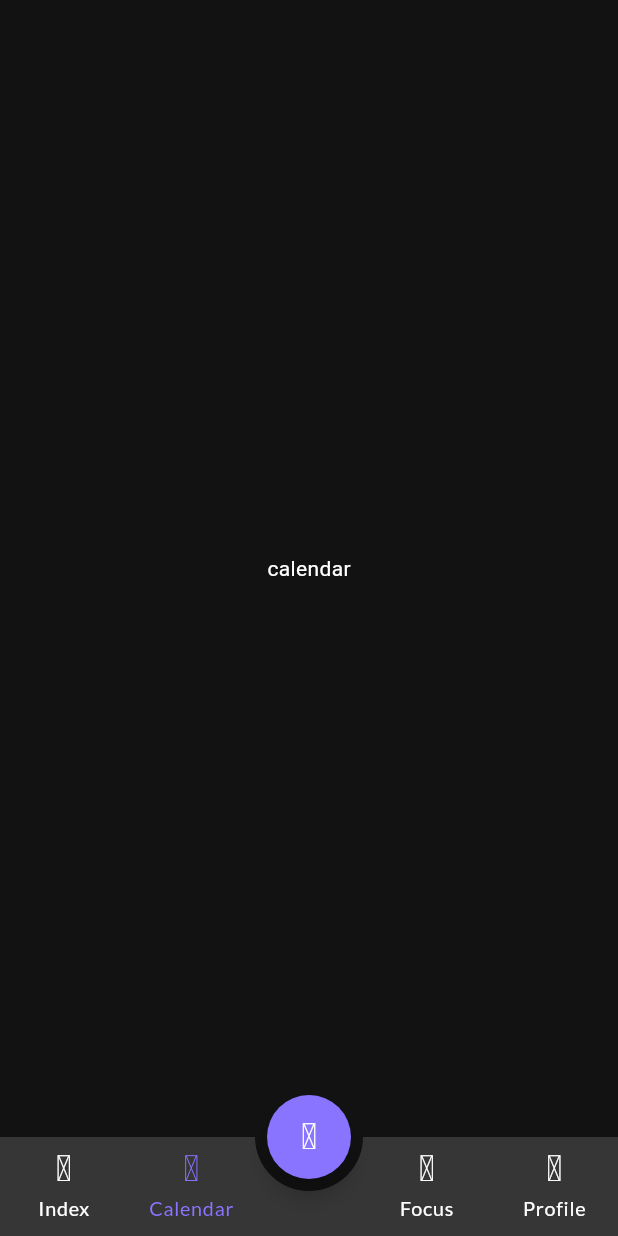
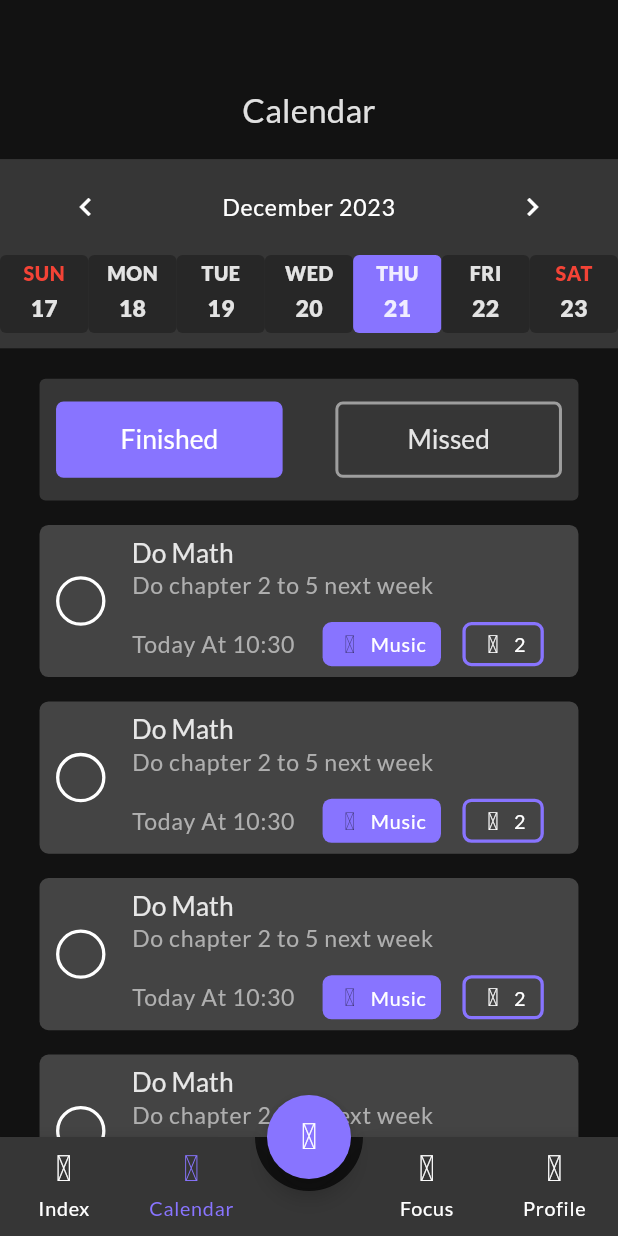
Before and after one commit to Mina329/Tamam-Todo, a Flutter app: the HomeView screen opened by its route, item 2 of the bottom bar chosen, on a phone screen of 412 x 824 dp. Run offline on Flutter 3.47's test engine with Material 3 defaults, Android fonts, the light colour scheme and no system bars; drawn by our look-alikes of animated_bottom_navigation_bar, roundcheckbox, table_calendar; our stand-ins replace cached_network_image, flutter_colorpicker, flutter_screenutil, flutter_svg, font_awesome_flutter, go_router and 5 more; missing offline and left inert: flutter_iconpicker; network calls fail.

Commit message:
add calendar view

```diff
--- a/lib/core/utils/strings_manager.dart
+++ b/lib/core/utils/strings_manager.dart
@@ -54,4 +54,6 @@ abstract class StringsManager {
   static const taskTime = 'Task Time';
   static const taskCategory = 'Task Category';
   static const deleteTask = 'Delete Task';
+  static const finished = 'Finished';
+  static const missed = 'Missed';
 }
--- a/lib/core/utils/styles_manager.dart
+++ b/lib/core/utils/styles_manager.dart
@@ -49,6 +49,16 @@ abstract class StylesManager {
         fontSize: 14.sp,
         fontWeight: FontWeight.w400,
       );
+  static TextStyle get bodySmallDark => GoogleFonts.lato(
+        color: Colors.white.withOpacity(0.87),
+        fontSize: 12.sp,
+        fontWeight: FontWeight.w800,
+      );
+  static TextStyle get bodyMediumDark => GoogleFonts.lato(
+        color: Colors.white.withOpacity(0.87),
+        fontSize: 14.sp,
+        fontWeight: FontWeight.w800,
+      );
   /////////////////////////////////////////
   static TextStyle get displayLargeLight => GoogleFonts.lato(
         color: Colors.black,
@@ -96,4 +106,14 @@ abstract class StylesManager {
         fontSize: 14.sp,
         fontWeight: FontWeight.w500,
       );
+  static TextStyle get bodySmallLight => GoogleFonts.lato(
+        color: Colors.black.withOpacity(0.87),
+        fontSize: 12.sp,
+        fontWeight: FontWeight.w800,
+      );
+  static TextStyle get bodyMediumLight => GoogleFonts.lato(
+        color: Colors.black.withOpacity(0.87),
+        fontSize: 14.sp,
+        fontWeight: FontWeight.w800,
+      );
 }
--- a/lib/core/utils/theme_manager.dart
+++ b/lib/core/utils/theme_manager.dart
@@ -12,8 +12,8 @@ abstract class ThemeManager {
           headlineSmall: StylesManager.headlineSmallLight,
           labelSmall: StylesManager.labelSmallLight,
           headlineMedium: StylesManager.headlineMediumLight,
-          bodySmall: const TextStyle(color: Colors.black),
-          bodyMedium: const TextStyle(color: Colors.black),
+          bodySmall: StylesManager.bodySmallLight,
+          bodyMedium: StylesManager.bodyMediumLight,
           bodyLarge: const TextStyle(color: Colors.black),
           titleMedium: StylesManager.titleMediumLight,
           displaySmall: StylesManager.displaySmallLight,
@@ -54,7 +54,10 @@ abstract class ThemeManager {
           displaySmall: StylesManager.displaySmallDark,
           titleSmall: StylesManager.titleSmallDark,
           titleMedium: StylesManager.titleMediumDark,
-            labelMedium: StylesManager.labelMediumDark),
+          labelMedium: StylesManager.labelMediumDark,
+          bodySmall: StylesManager.bodySmallDark,
+          bodyMedium: StylesManager.bodyMediumDark,
+        ),
         ///////////////// ELEVATED BUTTON //////////////
         elevatedButtonTheme: ElevatedButtonThemeData(
           style: ElevatedButton.styleFrom(
--- /dev/null
+++ b/lib/core/widgets/custom_simple_appbar.dart
@@ -0,0 +1,18 @@
+import 'package:flutter/material.dart';
+
+class CustomSimpleAppBar extends StatelessWidget {
+  const CustomSimpleAppBar({
+    super.key,
+    required this.title,
+  });
+  final String title;
+  @override
+  Widget build(BuildContext context) {
+    return Center(
+      child: Text(
+        title,
+        style: Theme.of(context).textTheme.titleMedium,
+      ),
+    );
+  }
+}
--- a/lib/features/auth/presentation/view/widgets/auth_view_body.dart
+++ b/lib/features/auth/presentation/view/widgets/auth_view_body.dart
@@ -21,6 +21,7 @@ class _AuthViewBodyState extends State<AuthViewBody> {
   @override
   Widget build(BuildContext context) {
     return CustomScrollView(
+      physics: const BouncingScrollPhysics(),
       slivers: [
         SliverSizedBox(
           height: 80.h,
--- a/lib/features/calendar/presentation/view/calendar_view.dart
+++ b/lib/features/calendar/presentation/view/calendar_view.dart
@@ -1,12 +1,11 @@
 import 'package:flutter/material.dart';
+import 'package:todo/features/calendar/presentation/view/widgets/calendar_view_body.dart';
 
 class CalendarView extends StatelessWidget {
   const CalendarView({super.key});
 
   @override
   Widget build(BuildContext context) {
-    return const Center(
-      child: Text('calendar'),
-    );
+    return CalendarViewBody();
   }
 }
--- /dev/null
+++ b/lib/features/calendar/presentation/view/widgets/calendar.dart
@@ -0,0 +1,110 @@
+import 'dart:developer';
+
+import 'package:flutter/material.dart';
+import 'package:flutter_screenutil/flutter_screenutil.dart';
+import 'package:intl/intl.dart';
+import 'package:month_picker_dialog/month_picker_dialog.dart';
+import 'package:table_calendar/table_calendar.dart';
+import 'package:todo/core/utils/color_manager.dart';
+import 'package:todo/features/calendar/presentation/view/widgets/custom_day_widget.dart';
+
+class Calendar extends StatefulWidget {
+  const Calendar({
+    super.key,
+  });
+
+  @override
+  State<Calendar> createState() => _CalendarState();
+}
+
+class _CalendarState extends State<Calendar> {
+  DateTime _focusedDay = DateTime.now();
+  @override
+  Widget build(BuildContext context) {
+    return Container(
+      color: Theme.of(context).brightness == Brightness.dark
+          ? ColorManager.greyColor
+          : Colors.grey[200],
+      padding: EdgeInsets.only(
+        bottom: 10.h,
+      ),
+      child: TableCalendar(
+        firstDay: DateTime.utc(2000, 1, 1),
+        lastDay: DateTime.utc(2124, 1, 1),
+        focusedDay: _focusedDay,
+        currentDay: _focusedDay,
+        selectedDayPredicate: (DateTime date) {
+          return isSameDay(_focusedDay, date);
+        },
+        onDaySelected: (selectedDay, focusedDay) {
+          setState(() {
+            _focusedDay = selectedDay;
+          });
+        },
+        calendarFormat: CalendarFormat.week,
+        daysOfWeekVisible: false,
+        calendarBuilders: CalendarBuilders(
+          defaultBuilder: _buildDayWidget,
+          disabledBuilder: _buildDayWidget,
+          selectedBuilder: _buildSelectedDayWidget,
+          outsideBuilder: _buildDayWidget,
+        ),
+        headerStyle: HeaderStyle(
+          titleCentered: true,
+          formatButtonVisible: false,
+          titleTextStyle: Theme.of(context).textTheme.labelMedium!.copyWith(
+                color: Theme.of(context).brightness == Brightness.dark
+                    ? Colors.white
+                    : Colors.black,
+              ),
+          leftChevronMargin: EdgeInsets.symmetric(horizontal: 30.w),
+          rightChevronMargin: EdgeInsets.symmetric(horizontal: 30.w),
+        ),
+        onHeaderTapped: _onHeaderTapped,
+      ),
+    );
+  }
+
+  Future<Function(DateTime p1)?> _onHeaderTapped(selectedDate) async {
+    await showMonthPicker(
+      context: context,
+      initialDate: DateTime.now(),
+      dismissible: true,
+      firstDate: DateTime.utc(2000, 1, 1),
+      lastDate: DateTime.utc(2124, 1, 1),
+      roundedCornersRadius: 20,
+    ).then(
+      (date) {
+        if (date != null) {
+          setState(() {
+            _focusedDay = date;
+          });
+        }
+        log(date.toString());
+      },
+    );
+    return null;
+  }
+
+  Widget? _buildDayWidget(context, date, events) {
+    String weekDay =
+        DateFormat('EEEE').format(date).substring(0, 3).toUpperCase();
+    String day = DateFormat('d').format(date);
+    return CustomDayWidget(
+      weekDay: weekDay,
+      day: day,
+      selected: false,
+    );
+  }
+
+  Widget? _buildSelectedDayWidget(context, date, events) {
+    String weekDay =
+        DateFormat('EEEE').format(date).substring(0, 3).toUpperCase();
+    String day = DateFormat('d').format(date);
+    return CustomDayWidget(
+      weekDay: weekDay,
+      day: day,
+      selected: true,
+    );
+  }
+}
--- /dev/null
+++ b/lib/features/calendar/presentation/view/widgets/calendar_view_body.dart
@@ -0,0 +1,59 @@
+import 'package:flutter/material.dart';
+import 'package:flutter_screenutil/flutter_screenutil.dart';
+import 'package:todo/core/utils/strings_manager.dart';
+import 'package:todo/core/widgets/custom_simple_appbar.dart';
+import 'package:todo/core/widgets/custom_sliver_sizedbox.dart';
+import 'package:todo/features/calendar/presentation/view/widgets/calendar.dart';
+import 'package:todo/features/calendar/presentation/view/widgets/day_choices_buttons.dart';
+import 'package:todo/features/index/presentation/view/index%20view/index_view.dart';
+import 'package:todo/features/index/presentation/view/index%20view/widgets/task_item.dart';
+
+class CalendarViewBody extends StatelessWidget {
+  const CalendarViewBody({super.key});
+
+  @override
+  Widget build(BuildContext context) {
+    return CustomScrollView(
+      physics: const BouncingScrollPhysics(),
+      slivers: [
+        SliverSizedBox(
+          height: 56.h,
+        ),
+        const SliverToBoxAdapter(
+          child: CustomSimpleAppBar(
+            title: StringsManager.calendar,
+          ),
+        ),
+        SliverSizedBox(
+          height: 16.h,
+        ),
+        const SliverToBoxAdapter(
+          child: Calendar(),
+        ),
+        SliverSizedBox(
+          height: 20.h,
+        ),
+        const SliverToBoxAdapter(
+          child: DayChoicesButtons(),
+        ),
+        SliverSizedBox(
+          height: 8.h,
+        ),
+        SliverList(
+          delegate: SliverChildBuilderDelegate(
+            (context, index) => Padding(
+              padding: EdgeInsets.symmetric(vertical: 8.h, horizontal: 24.w),
+              child: const TaskItem(
+                taskState: TaskState.active,
+              ),
+            ),
+            childCount: 4,
+          ),
+        ),
+        SliverSizedBox(
+          height: 30.h,
+        ),
+      ],
+    );
+  }
+}
--- /dev/null
+++ b/lib/features/calendar/presentation/view/widgets/custom_choice_button.dart
@@ -0,0 +1,51 @@
+import 'package:flutter/material.dart';
+import 'package:flutter_screenutil/flutter_screenutil.dart';
+import 'package:todo/core/utils/color_manager.dart';
+
+class CustomChoiceButton extends StatelessWidget {
+  const CustomChoiceButton({
+    super.key,
+    required this.isSelected,
+    required this.text,
+    this.onTap,
+  });
+  final bool isSelected;
+  final String text;
+  final Function()? onTap;
+  @override
+  Widget build(BuildContext context) {
+    return Expanded(
+      child: Material(
+        color: Colors.transparent,
+        child: InkWell(
+          onTap: isSelected ? null : onTap,
+          borderRadius: BorderRadius.circular(5),
+          hoverColor: Colors.red,
+          child: Container(
+            decoration: BoxDecoration(
+              borderRadius: BorderRadius.circular(5),
+              color:
+                  isSelected ? ColorManager.primaryColor : Colors.transparent,
+              border: isSelected
+                  ? null
+                  : Border.all(
+                      color: Colors.grey,
+                      width: 2,
+                    ),
+            ),
+            height: 50.h,
+            child: Center(
+              child: Text(
+                text,
+                style: Theme.of(context)
+                    .textTheme
+                    .headlineSmall!
+                    .copyWith(color: isSelected ? Colors.white : null),
+              ),
+            ),
+          ),
+        ),
+      ),
+    );
+  }
+}
--- /dev/null
+++ b/lib/features/calendar/presentation/view/widgets/custom_day_widget.dart
@@ -0,0 +1,71 @@
+import 'package:flutter/material.dart';
+import 'package:flutter_screenutil/flutter_screenutil.dart';
+import 'package:todo/core/utils/color_manager.dart';
+import 'package:todo/core/widgets/functions/blend_colors.dart';
+
+class CustomDayWidget extends StatelessWidget {
+  const CustomDayWidget({
+    super.key,
+    required this.weekDay,
+    required this.day,
+    required this.selected,
+  });
+
+  final String weekDay;
+  final String day;
+  final bool selected;
+  @override
+  Widget build(BuildContext context) {
+    return Container(
+      width: 40.w,
+      padding: EdgeInsets.symmetric(
+        vertical: 3.h,
+      ),
+      decoration: BoxDecoration(
+        borderRadius: BorderRadius.circular(4),
+        color: selected
+            ? ColorManager.primaryColor
+            : Theme.of(context).brightness == Brightness.dark
+                ? ColorManager.disabeledColor
+                : blendColors(ColorManager.primaryColor, Colors.grey[300]!),
+      ),
+      child: Column(
+        children: [
+          Text(
+            weekDay,
+            style: Theme.of(context).textTheme.bodySmall!.copyWith(
+                  color: weekDay == 'SAT' || weekDay == 'SUN'
+                      ? selected
+                          ? Colors.white
+                          : Colors.red
+                      : Theme.of(context).brightness == Brightness.dark
+                          ? null
+                          : selected
+                              ? Colors.white
+                              : blendColors(
+                                  ColorManager.primaryColor,
+                                  Colors.black,
+                                ),
+                ),
+          ),
+          SizedBox(
+            height: 3.h,
+          ),
+          Text(
+            day,
+            style: Theme.of(context).textTheme.bodyMedium!.copyWith(
+                  color: Theme.of(context).brightness == Brightness.dark
+                      ? null
+                      : selected
+                          ? Colors.white
+                          : blendColors(
+                              ColorManager.primaryColor,
+                              Colors.black,
+                            ),
+                ),
+          ),
+        ],
+      ),
+    );
+  }
+}
--- /dev/null
+++ b/lib/features/calendar/presentation/view/widgets/day_choices_buttons.dart
@@ -0,0 +1,61 @@
+import 'package:flutter/material.dart';
+import 'package:flutter_screenutil/flutter_screenutil.dart';
+import 'package:todo/core/utils/color_manager.dart';
+import 'package:todo/core/utils/strings_manager.dart';
+import 'package:todo/features/calendar/presentation/view/widgets/custom_choice_button.dart';
+
+class DayChoicesButtons extends StatefulWidget {
+  const DayChoicesButtons({
+    super.key,
+  });
+
+  @override
+  State<DayChoicesButtons> createState() => _DayChoicesButtonsState();
+}
+
+class _DayChoicesButtonsState extends State<DayChoicesButtons> {
+  bool isFinished = true;
+  @override
+  Widget build(BuildContext context) {
+    return Padding(
+      padding: EdgeInsets.symmetric(
+        horizontal: 24.w,
+      ),
+      child: Container(
+        padding: EdgeInsets.symmetric(horizontal: 10.w, vertical: 15.h),
+        decoration: BoxDecoration(
+          borderRadius: BorderRadius.circular(4),
+          color: Theme.of(context).brightness == Brightness.dark
+              ? ColorManager.greyColor
+              : Colors.grey[200],
+        ),
+        child: Row(
+          mainAxisAlignment: MainAxisAlignment.spaceBetween,
+          children: [
+            CustomChoiceButton(
+              isSelected: isFinished,
+              text: StringsManager.finished,
+              onTap: () {
+                setState(() {
+                  isFinished = !isFinished;
+                });
+              },
+            ),
+            SizedBox(
+              width: 32.w,
+            ),
+            CustomChoiceButton(
+              isSelected: !isFinished,
+              text: StringsManager.missed,
+              onTap: () {
+                setState(() {
+                  isFinished = !isFinished;
+                });
+              },
+            ),
+          ],
+        ),
+      ),
+    );
+  }
+}
--- a/lib/features/home/presentation/view/widgets/add_task_action_buttons.dart
+++ b/lib/features/home/presentation/view/widgets/add_task_action_buttons.dart
@@ -126,6 +126,7 @@ class _AddTaskActionButtonsState extends State<AddTaskActionButtons> {
     return SizedBox(
       height: MediaQuery.of(context).size.height * 0.6,
       child: CustomScrollView(
+        physics: const BouncingScrollPhysics(),
         slivers: [
           SliverGrid(
             gridDelegate: SliverGridDelegateWithFixedCrossAxisCount(
--- a/lib/features/home/presentation/view/widgets/create_category_view_body.dart
+++ b/lib/features/home/presentation/view/widgets/create_category_view_body.dart
@@ -16,6 +16,7 @@ class CreateCategoryViewBody extends StatelessWidget {
     return Padding(
       padding: EdgeInsets.symmetric(horizontal: 24.w),
       child: CustomScrollView(
+        physics: const BouncingScrollPhysics(),
         slivers: [
           SliverSizedBox(
             height: 50.h,
--- a/lib/features/index/presentation/view/edit task view/widgets/edit_task_category.dart
+++ b/lib/features/index/presentation/view/edit task view/widgets/edit_task_category.dart
@@ -95,6 +95,7 @@ class _EditTaskCategoryState extends State<EditTaskCategory> {
     return SizedBox(
       height: MediaQuery.of(context).size.height * 0.6,
       child: CustomScrollView(
+        physics: const BouncingScrollPhysics(),
         slivers: [
           SliverGrid(
             gridDelegate: SliverGridDelegateWithFixedCrossAxisCount(
--- a/lib/features/index/presentation/view/index view/widgets/index_view_body.dart
+++ b/lib/features/index/presentation/view/index view/widgets/index_view_body.dart
@@ -84,6 +84,9 @@ class IndexViewBody extends StatelessWidget {
               childCount: 2,
             ),
           ),
+          SliverSizedBox(
+            height: 30.h,
+          ),
         ],
       ),
     );
--- a/pubspec.yaml
+++ b/pubspec.yaml
@@ -40,9 +40,12 @@ dependencies:
   font_awesome_flutter: ^10.6.0
   go_router: ^12.1.3
   google_fonts: ^6.1.0
+  intl: ^0.18.0
   lottie: ^2.7.0
+  month_picker_dialog: ^2.4.0
   roundcheckbox: ^2.0.5
   smooth_page_indicator: ^1.1.0
+  table_calendar: ^3.0.9
   vibration: ^1.8.4
 
 dev_dependencies:
```
Also changed, not shown: lib/features/index/presentation/view/edit task view/widgets/edit_task_view_body.dart (line endings or trailing spaces), pubspec.lock. Lines whose indentation alone changed are shown as unchanged.
